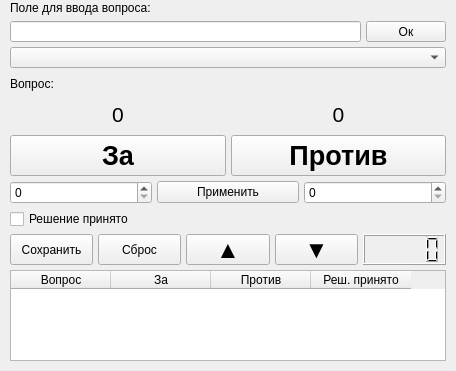
The window that ui_main.ui (maLehaNP/minipr_p4) describes before a commit, drawn with Qt 5.
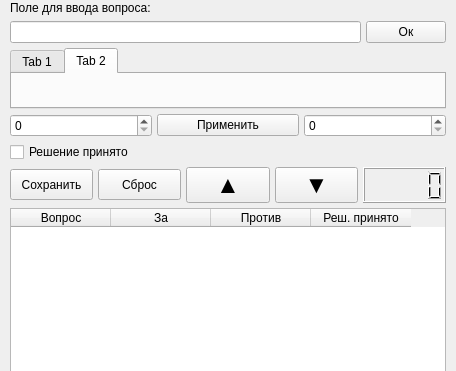
The same window after the commit.

```diff
--- a/ui_main.ui
+++ b/ui_main.ui
@@ -31,7 +31,7 @@
      <x>0</x>
      <y>0</y>
      <width>456</width>
-     <height>371</height>
+     <height>410</height>
     </rect>
    </property>
    <layout class="QVBoxLayout" name="verticalLayout">
@@ -97,163 +97,22 @@
      </layout>
     </item>
     <item>
-     <widget class="QComboBox" name="comboBox">
-      <property name="minimumSize">
-       <size>
-        <width>0</width>
-        <height>21</height>
-       </size>
+     <widget class="QTabWidget" name="tabWidget">
+      <property name="currentIndex">
+       <number>1</number>
       </property>
+      <widget class="QWidget" name="tab">
+       <attribute name="title">
+        <string>Tab 1</string>
+       </attribute>
+      </widget>
+      <widget class="QWidget" name="tab_2">
+       <attribute name="title">
+        <string>Tab 2</string>
+       </attribute>
+      </widget>
      </widget>
     </item>
-    <item>
-     <layout class="QHBoxLayout" name="horizontalLayout_5">
-      <item>
-       <widget class="QLabel" name="label_2">
-        <property name="sizePolicy">
-         <sizepolicy hsizetype="Fixed" vsizetype="Preferred">
-          <horstretch>0</horstretch>
-          <verstretch>0</verstretch>
-         </sizepolicy>
-        </property>
-        <property name="minimumSize">
-         <size>
-          <width>31</width>
-          <height>16</height>
-         </size>
-        </property>
-        <property name="text">
-         <string>Вопрос:</string>
-        </property>
-       </widget>
-      </item>
-      <item>
-       <widget class="QLabel" name="q_lbl">
-        <property name="minimumSize">
-         <size>
-          <width>0</width>
-          <height>21</height>
-         </size>
-        </property>
-        <property name="font">
-         <font>
-          <pointsize>12</pointsize>
-         </font>
-        </property>
-        <property name="text">
-         <string/>
-        </property>
-       </widget>
-      </item>
-     </layout>
-    </item>
-    <item>
-     <layout class="QHBoxLayout" name="horizontalLayout_2">
-      <item>
-       <layout class="QVBoxLayout" name="verticalLayout_2">
-        <item>
-         <widget class="QLabel" name="yes_lbl">
-          <property name="minimumSize">
-           <size>
-            <width>0</width>
-            <height>31</height>
-           </size>
-          </property>
-          <property name="font">
-           <font>
-            <pointsize>16</pointsize>
-           </font>
-          </property>
-          <property name="text">
-           <string>0</string>
-          </property>
-          <property name="alignment">
-           <set>Qt::AlignCenter</set>
-          </property>
-         </widget>
-        </item>
-        <item>
-         <widget class="QPushButton" name="yes_btn">
-          <property name="sizePolicy">
-           <sizepolicy hsizetype="Minimum" vsizetype="Fixed">
-            <horstretch>0</horstretch>
-            <verstretch>0</verstretch>
-           </sizepolicy>
-          </property>
-          <property name="minimumSize">
-           <size>
-            <width>0</width>
-            <height>41</height>
-           </size>
-          </property>
-          <property name="maximumSize">
-           <size>
-            <width>16777215</width>
-            <height>16634634</height>
-           </size>
-          </property>
-          <property name="font">
-           <font>
-            <pointsize>20</pointsize>
-            <weight>75</weight>
-            <bold>true</bold>
-            <kerning>true</kerning>
-           </font>
-          </property>
-          <property name="text">
-           <string>За</string>
-          </property>
-         </widget>
-        </item>
-       </layout>
-      </item>
-      <item>
-       <layout class="QVBoxLayout" name="verticalLayout_3">
-        <item>
-         <widget class="QLabel" name="no_lbl">
-          <property name="minimumSize">
-           <size>
-            <width>0</width>
-            <height>31</height>
-           </size>
-          </property>
-          <property name="font">
-           <font>
-            <pointsize>16</pointsize>
-           </font>
-          </property>
-          <property name="text">
-           <string>0</string>
-          </property>
-          <property name="alignment">
-           <set>Qt::AlignCenter</set>
-          </property>
-         </widget>
-        </item>
-        <item>
-         <widget class="QPushButton" name="no_btn">
-          <property name="minimumSize">
-           <size>
-            <width>0</width>
-            <height>41</height>
-           </size>
-          </property>
-          <property name="font">
-           <font>
-            <pointsize>20</pointsize>
-            <weight>75</weight>
-            <bold>true</bold>
-           </font>
-          </property>
-          <property name="text">
-           <string>Против</string>
-          </property>
-         </widget>
-        </item>
-       </layout>
-      </item>
-     </layout>
-    </item>
     <item>
      <layout class="QHBoxLayout" name="horizontalLayout_3">
       <item>
```
